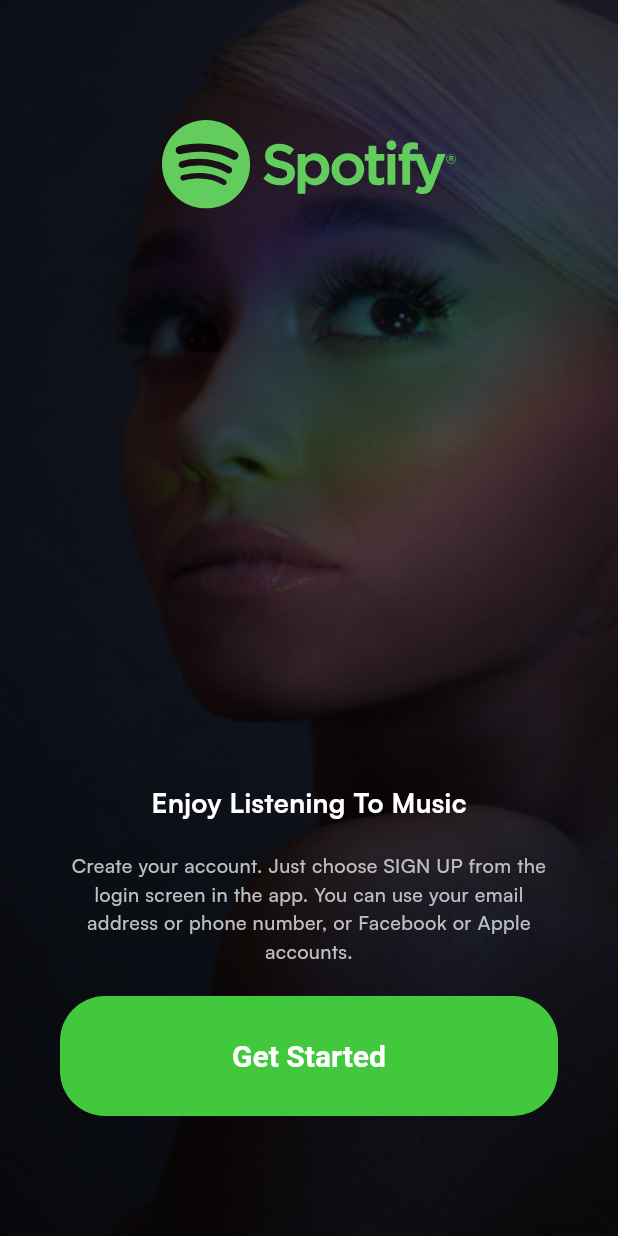
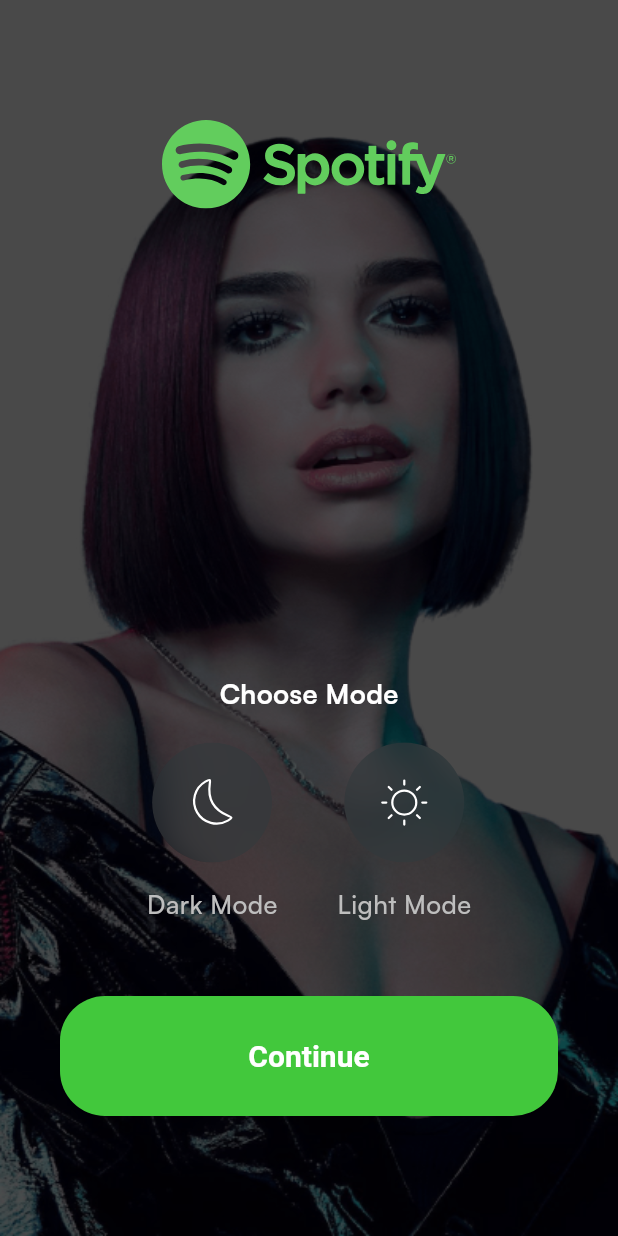
Before and after one commit to Sirichai44/spotify-mobile, a Flutter app: the screen it shows after launch, after a tap on "Get Started", on a phone screen of 412 x 824 dp. Run offline on Flutter 3.47's test engine with Material 3 defaults, Android fonts, the phone set to English and light mode, and no system bars; our stand-ins replace flutter_svg.

Commit message:
UI Choose mode

```diff
--- a/lib/core/configs/assets/app_images.dart
+++ b/lib/core/configs/assets/app_images.dart
@@ -2,4 +2,5 @@ class AppImages {
   static const String basePath = 'assets/images/';
 
   static const String introBG = '${basePath}intro_bg.png';
+  static const String chooseModeBG = '${basePath}choose_mode_bg.png';
 }
--- a/lib/core/configs/assets/app_vectors.dart
+++ b/lib/core/configs/assets/app_vectors.dart
@@ -3,4 +3,6 @@ class AppVectors {
   static const String format = '.svg';
 
   static const String logo = '${basePath}spotify_logo$format';
+  static const String sun = '${basePath}sun$format';
+  static const String moon = '${basePath}moon$format';
 }
--- /dev/null
+++ b/lib/presentation/choose_mode/pages/choose_mode.dart
@@ -0,0 +1,141 @@
+import 'dart:ui';
+import 'package:flutter/material.dart';
+import 'package:flutter_svg/flutter_svg.dart';
+import 'package:spotify_flutter/common/widgets/button/basic_app_button.dart';
+import 'package:spotify_flutter/core/configs/assets/app_images.dart';
+import 'package:spotify_flutter/core/configs/assets/app_vectors.dart';
+import 'package:spotify_flutter/core/configs/theme/app_color.dart';
+
+class ChooseModePage extends StatelessWidget {
+  const ChooseModePage({super.key});
+
+  @override
+  Widget build(BuildContext context) {
+    return Scaffold(
+      body: Stack(
+        children: [
+          Container(
+            padding: const EdgeInsets.symmetric(
+              vertical: 80,
+              horizontal: 40,
+            ),
+            decoration: const BoxDecoration(
+              image: DecorationImage(
+                image: AssetImage(AppImages.chooseModeBG),
+                fit: BoxFit.fill,
+              ),
+            ),
+            child: Column(
+              children: [
+                Align(
+                    alignment: Alignment.topCenter,
+                    child: SvgPicture.asset(AppVectors.logo)),
+                const Spacer(),
+                const Text(
+                  'Choose Mode',
+                  style: TextStyle(
+                      fontWeight: FontWeight.bold,
+                      color: Colors.white,
+                      fontSize: 18),
+                ),
+                const SizedBox(height: 20),
+                Row(
+                  mainAxisAlignment: MainAxisAlignment.center,
+                  children: [
+                    Column(
+                      children: [
+                        ClipOval(
+                          child: BackdropFilter(
+                            filter: ImageFilter.blur(sigmaX: 10, sigmaY: 10),
+                            child: Container(
+                              height: 80,
+                              width: 80,
+                              decoration: BoxDecoration(
+                                shape: BoxShape.circle,
+                                color: const Color(0xff30393C).withOpacity(0.5),
+                              ),
+                              child: SvgPicture.asset(
+                                AppVectors.moon,
+                                fit: BoxFit.none,
+                              ),
+                            ),
+                          ),
+                        ),
+                        const SizedBox(height: 15),
+                        const Text(
+                          'Dark Mode',
+                          style: TextStyle(
+                              fontWeight: FontWeight.w500,
+                              fontSize: 17,
+                              color: AppColors.gray),
+                        )
+                      ],
+                    ),
+                    const SizedBox(width: 40),
+                    Column(
+                      children: [
+                        ClipOval(
+                          child: BackdropFilter(
+                            filter: ImageFilter.blur(sigmaX: 10, sigmaY: 10),
+                            child: Container(
+                              height: 80,
+                              width: 80,
+                              decoration: BoxDecoration(
+                                shape: BoxShape.circle,
+                                color: const Color(0xff30393C).withOpacity(0.5),
+                              ),
+                              child: SvgPicture.asset(
+                                AppVectors.sun,
+                                fit: BoxFit.none,
+                              ),
+                            ),
+                          ),
+                        ),
+                        const SizedBox(height: 15),
+                        const Text(
+                          'Light Mode',
+                          style: TextStyle(
+                              fontWeight: FontWeight.w500,
+                              fontSize: 17,
+                              color: AppColors.gray),
+                        )
+                      ],
+                    ),
+                  ],
+                ),
+                const SizedBox(height: 50),
+                BasicAppButton(
+                  onPressed: () {
+                    Navigator.push(
+                        context,
+                        PageRouteBuilder(
+                          pageBuilder:
+                              (context, animation, secondaryAnimation) =>
+                                  const ChooseModePage(),
+                          transitionsBuilder:
+                              (context, animation, secondaryAnimation, child) {
+                            const begin = 0.0;
+                            const end = 1.0;
+                            const curve = Curves.easeInOut;
+
+                            var tween = Tween(begin: begin, end: end)
+                                .chain(CurveTween(curve: curve));
+                            var fadeAnimation = animation.drive(tween);
+
+                            return FadeTransition(
+                              opacity: fadeAnimation,
+                              child: child,
+                            );
+                          },
+                        ));
+                  },
+                  title: 'Continue',
+                ),
+              ],
+            ),
+          ),
+        ],
+      ),
+    );
+  }
+}
--- a/lib/presentation/intro/pages/get_started.dart
+++ b/lib/presentation/intro/pages/get_started.dart
@@ -4,6 +4,7 @@ import 'package:spotify_flutter/common/widgets/button/basic_app_button.dart';
 import 'package:spotify_flutter/core/configs/assets/app_images.dart';
 import 'package:spotify_flutter/core/configs/assets/app_vectors.dart';
 import 'package:spotify_flutter/core/configs/theme/app_color.dart';
+import 'package:spotify_flutter/presentation/choose_mode/pages/choose_mode.dart';
 
 class GetStartedPage extends StatelessWidget {
   const GetStartedPage({super.key});
@@ -48,7 +49,30 @@ class GetStartedPage extends StatelessWidget {
                 ),
                 const SizedBox(height: 20),
                 BasicAppButton(
-                  onPressed: () {},
+                  onPressed: () {
+                    Navigator.push(
+                        context,
+                        PageRouteBuilder(
+                          pageBuilder:
+                              (context, animation, secondaryAnimation) =>
+                                  const ChooseModePage(),
+                          transitionsBuilder:
+                              (context, animation, secondaryAnimation, child) {
+                            const begin = 0.0;
+                            const end = 1.0;
+                            const curve = Curves.easeInOut;
+
+                            var tween = Tween(begin: begin, end: end)
+                                .chain(CurveTween(curve: curve));
+                            var fadeAnimation = animation.drive(tween);
+
+                            return FadeTransition(
+                              opacity: fadeAnimation,
+                              child: child,
+                            );
+                          },
+                        ));
+                  },
                   title: 'Get Started',
                 ),
               ],
```
